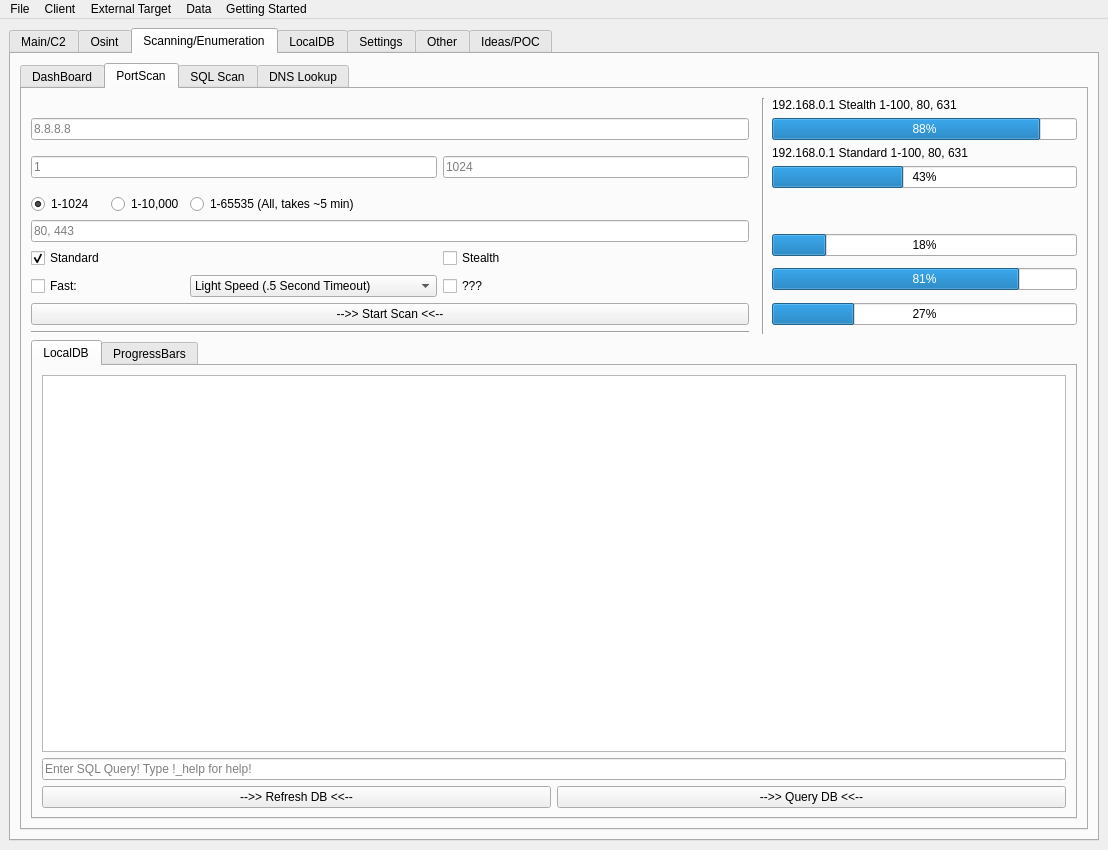
Old version of the form gui.ui in the repository ryanq47/WhisperNet.
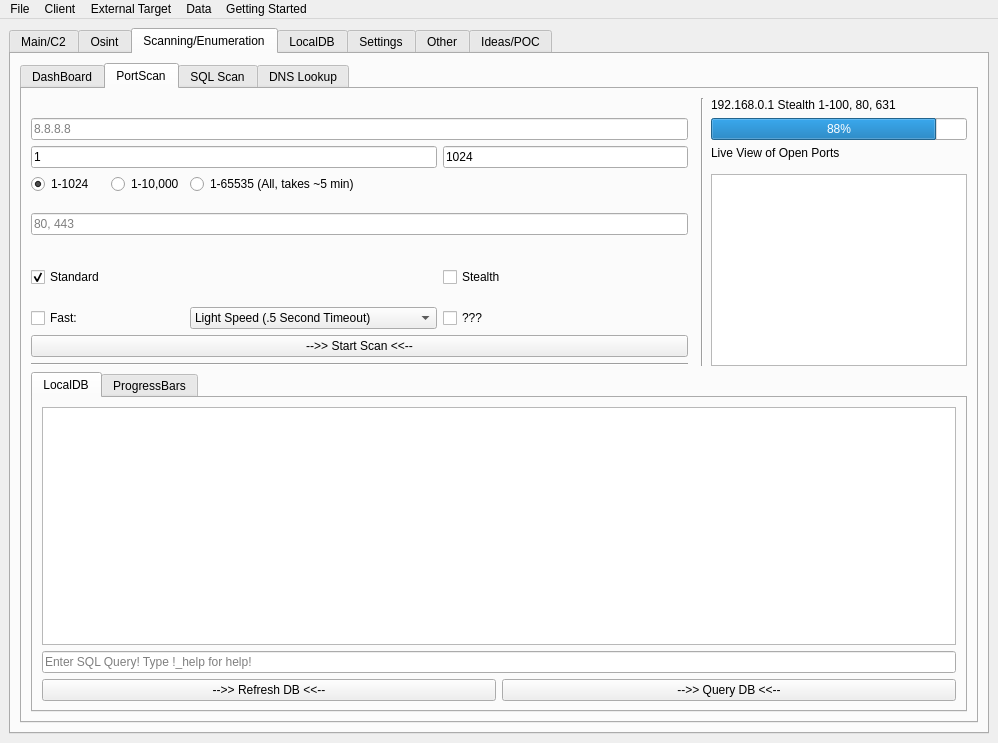
New version of the form. The open tabs and pages were chosen to show the change. Icons and pictures are not drawn.

Commit message: Added live port view to portscan, switched normal scan to scan via telnet instead of scapy cause scapy is broken for some reason - much faster too

```diff
--- a/gui.ui
+++ b/gui.ui
@@ -9,8 +9,8 @@
    <rect>
     <x>0</x>
     <y>0</y>
-    <width>1108</width>
-    <height>850</height>
+    <width>998</width>
+    <height>743</height>
    </rect>
   </property>
   <property name="minimumSize">
@@ -1301,13 +1301,6 @@
               </property>
              </widget>
             </item>
-            <item row="10" column="7">
-             <widget class="QProgressBar" name="progressBar_5">
-              <property name="value">
-               <number>27</number>
-              </property>
-             </widget>
-            </item>
             <item row="4" column="1">
              <widget class="QRadioButton" name="portscan_1_10000">
               <property name="text">
@@ -1373,15 +1366,11 @@
             </item>
             <item row="2" column="0" rowspan="2" colspan="4">
              <widget class="QLineEdit" name="portscan_minport">
-              <property name="placeholderText">
+              <property name="text">
                <string>1</string>
               </property>
-             </widget>
-            </item>
-            <item row="6" column="7" rowspan="2">
-             <widget class="QProgressBar" name="progressBar_4">
-              <property name="value">
-               <number>18</number>
+              <property name="placeholderText">
+               <string>1</string>
               </property>
              </widget>
             </item>
@@ -1403,15 +1392,11 @@
             </item>
             <item row="2" column="4" rowspan="2">
              <widget class="QLineEdit" name="portscan_maxport">
-              <property name="placeholderText">
+              <property name="text">
                <string>1024</string>
               </property>
-             </widget>
-            </item>
-            <item row="3" column="7">
-             <widget class="QProgressBar" name="progressBar_3">
-              <property name="value">
-               <number>43</number>
+              <property name="placeholderText">
+               <string>1024</string>
               </property>
              </widget>
             </item>
@@ -1429,20 +1414,6 @@
               </property>
              </widget>
             </item>
-            <item row="2" column="7">
-             <widget class="QLabel" name="label_14">
-              <property name="text">
-               <string>192.168.0.1 Standard 1-100, 80, 631</string>
-              </property>
-             </widget>
-            </item>
-            <item row="8" column="7" rowspan="2">
-             <widget class="QProgressBar" name="progressBar_7">
-              <property name="value">
-               <number>81</number>
-              </property>
-             </widget>
-            </item>
             <item row="0" column="7">
              <widget class="QLabel" name="label_13">
               <property name="text">
@@ -1481,6 +1452,16 @@
               </property>
              </widget>
             </item>
+            <item row="2" column="7">
+             <widget class="QLabel" name="label_14">
+              <property name="text">
+               <string>Live View of Open Ports</string>
+              </property>
+             </widget>
+            </item>
+            <item row="4" column="7" rowspan="8">
+             <widget class="QTextEdit" name="portscan_liveports_browser"/>
+            </item>
            </layout>
           </widget>
           <widget class="QWidget" name="tab_15">
@@ -3143,7 +3124,7 @@
     <rect>
      <x>0</x>
      <y>0</y>
-     <width>1108</width>
+     <width>998</width>
      <height>24</height>
     </rect>
    </property>
```
Left out of the diff: 10 changed lines with no effect on the pictures. The commit also changes 3 other files.
